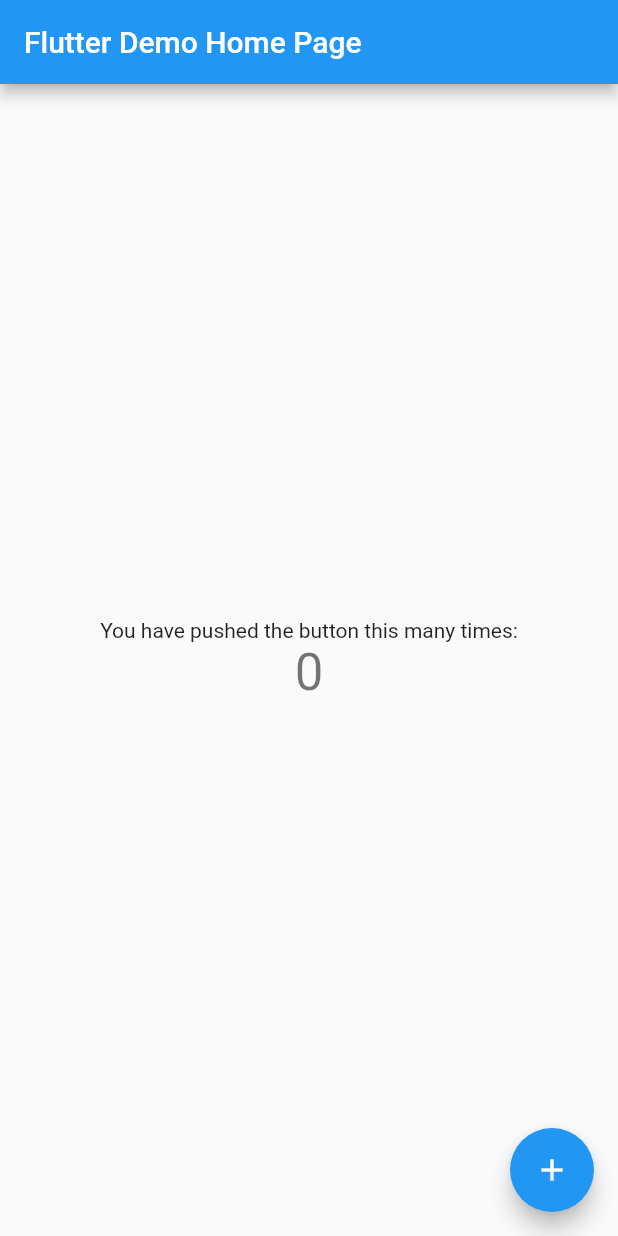
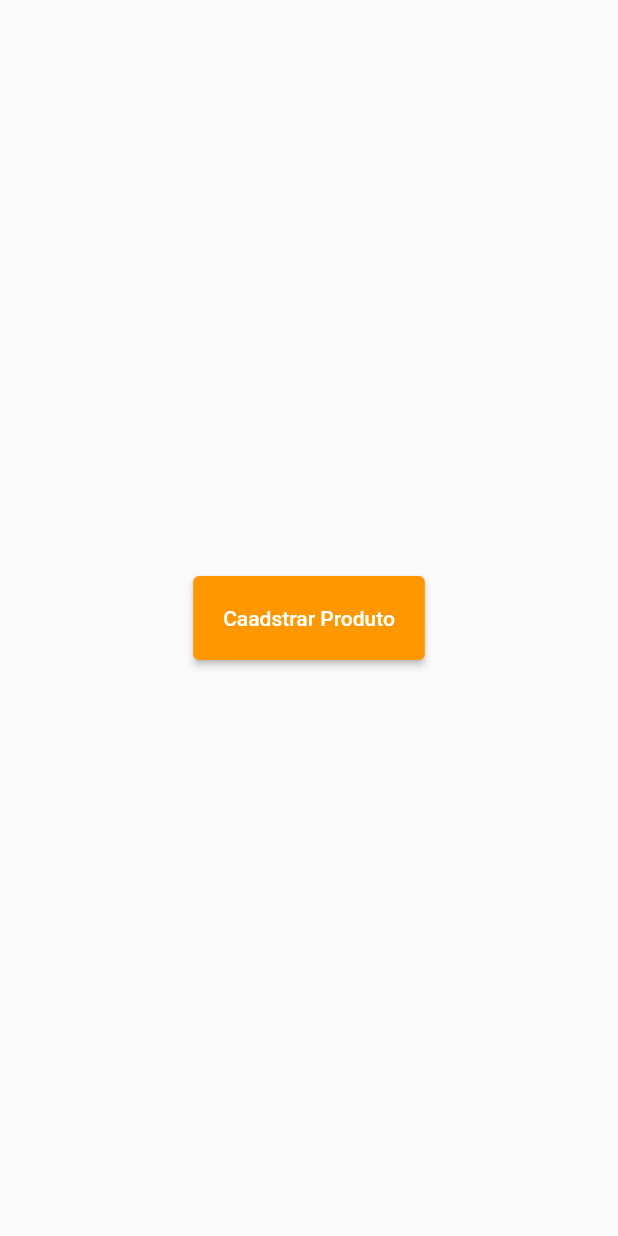
Before and after one commit to Alirezalm/product, a Flutter app: the screen it shows after launch, on a phone screen of 412 x 824 dp. Run offline on Flutter 3.47's test engine with Material 2 defaults, Android fonts, the phone set to English and light mode, and no system bars.

Commit message:
button added

```diff
--- a/lib/main.dart
+++ b/lib/main.dart
@@ -1,115 +1,36 @@
 import 'package:flutter/material.dart';
 
 void main() {
-  runApp(const MyApp());
+  runApp(const ProductApp());
 }
 
-class MyApp extends StatelessWidget {
-  const MyApp({Key? key}) : super(key: key);
+class ProductApp extends StatelessWidget {
+  const ProductApp({Key? key}) : super(key: key);
 
-  // This widget is the root of your application.
   @override
   Widget build(BuildContext context) {
     return MaterialApp(
-      title: 'Flutter Demo',
-      theme: ThemeData(
-        // This is the theme of your application.
-        //
-        // Try running your application with "flutter run". You'll see the
-        // application has a blue toolbar. Then, without quitting the app, try
-        // changing the primarySwatch below to Colors.green and then invoke
-        // "hot reload" (press "r" in the console where you ran "flutter run",
-        // or simply save your changes to "hot reload" in a Flutter IDE).
-        // Notice that the counter didn't reset back to zero; the application
-        // is not restarted.
-        primarySwatch: Colors.blue,
+      home: Scaffold(
+        body: Column(
+          mainAxisAlignment: MainAxisAlignment.center,
+          crossAxisAlignment: CrossAxisAlignment.end,
+          children: [
+            Row(
+              mainAxisAlignment: MainAxisAlignment.center,
+              children: [
+                ElevatedButton(
+                  style: ElevatedButton.styleFrom(
+                    padding: EdgeInsets.all(20),
+                    primary: Colors.orange
+                  ),
+                  onPressed: () => {print("Button Pressed")},
+                  child: Text('Caadstrar Produto'),
+                )
+              ],
+            )
+          ],
+        ),
       ),
-      home: const MyHomePage(title: 'Flutter Demo Home Page'),
     );
   }
 }
-
-class MyHomePage extends StatefulWidget {
-  const MyHomePage({Key? key, required this.title}) : super(key: key);
-
-  // This widget is the home page of your application. It is stateful, meaning
-  // that it has a State object (defined below) that contains fields that affect
-  // how it looks.
-
-  // This class is the configuration for the state. It holds the values (in this
-  // case the title) provided by the parent (in this case the App widget) and
-  // used by the build method of the State. Fields in a Widget subclass are
-  // always marked "final".
-
-  final String title;
-
-  @override
-  State<MyHomePage> createState() => _MyHomePageState();
-}
-
-class _MyHomePageState extends State<MyHomePage> {
-  int _counter = 0;
-
-  void _incrementCounter() {
-    setState(() {
-      // This call to setState tells the Flutter framework that something has
-      // changed in this State, which causes it to rerun the build method below
-      // so that the display can reflect the updated values. If we changed
-      // _counter without calling setState(), then the build method would not be
-      // called again, and so nothing would appear to happen.
-      _counter++;
-    });
-  }
-
-  @override
-  Widget build(BuildContext context) {
-    // This method is rerun every time setState is called, for instance as done
-    // by the _incrementCounter method above.
-    //
-    // The Flutter framework has been optimized to make rerunning build methods
-    // fast, so that you can just rebuild anything that needs updating rather
-    // than having to individually change instances of widgets.
-    return Scaffold(
-      appBar: AppBar(
-        // Here we take the value from the MyHomePage object that was created by
-        // the App.build method, and use it to set our appbar title.
-        title: Text(widget.title),
-      ),
-      body: Center(
-        // Center is a layout widget. It takes a single child and positions it
-        // in the middle of the parent.
-        child: Column(
-          // Column is also a layout widget. It takes a list of children and
-          // arranges them vertically. By default, it sizes itself to fit its
-          // children horizontally, and tries to be as tall as its parent.
-          //
-          // Invoke "debug painting" (press "p" in the console, choose the
-          // "Toggle Debug Paint" action from the Flutter Inspector in Android
-          // Studio, or the "Toggle Debug Paint" command in Visual Studio Code)
-          // to see the wireframe for each widget.
-          //
-          // Column has various properties to control how it sizes itself and
-          // how it positions its children. Here we use mainAxisAlignment to
-          // center the children vertically; the main axis here is the vertical
-          // axis because Columns are vertical (the cross axis would be
-          // horizontal).
-          mainAxisAlignment: MainAxisAlignment.center,
-          children: <Widget>[
-            const Text(
-              'You have pushed the button this many times:',
-            ),
-            Text(
-              '$_counter',
-              style: Theme.of(context).textTheme.headline4,
-            ),
-          ],
-        ),
-      ),
-      floatingActionButton: FloatingActionButton(
-        onPressed: _incrementCounter,
-        tooltip: 'Increment',
-        child: const Icon(Icons.add),
-      ), // This trailing comma makes auto-formatting nicer for build methods.
-    );
-  }
-}
```
